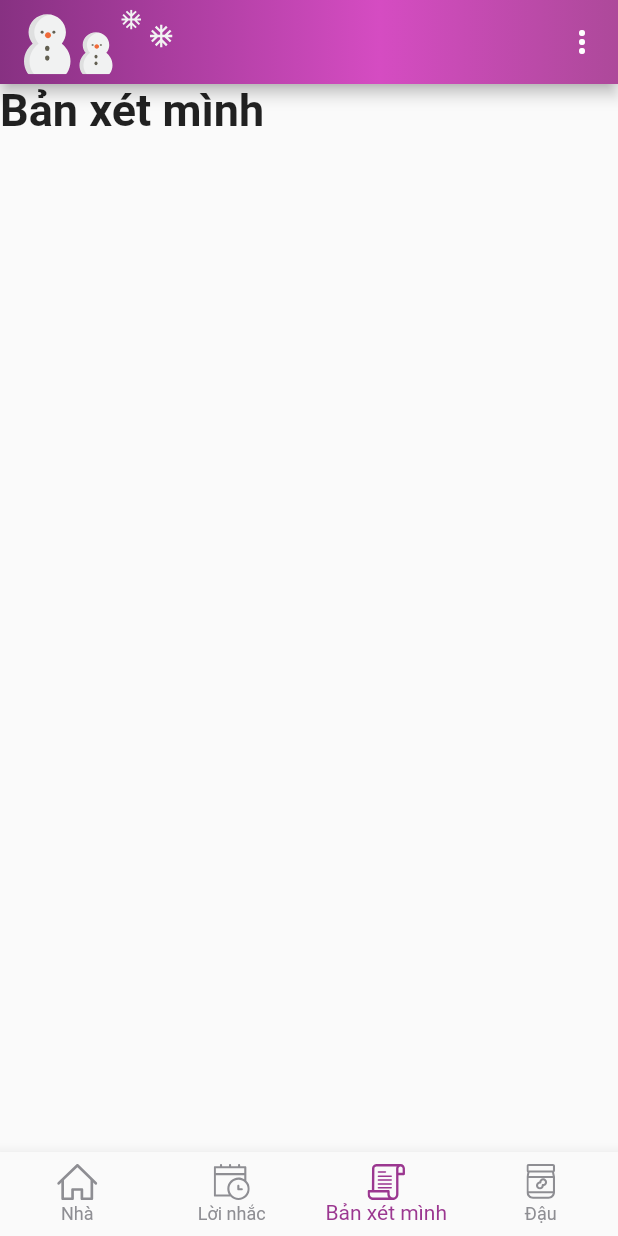
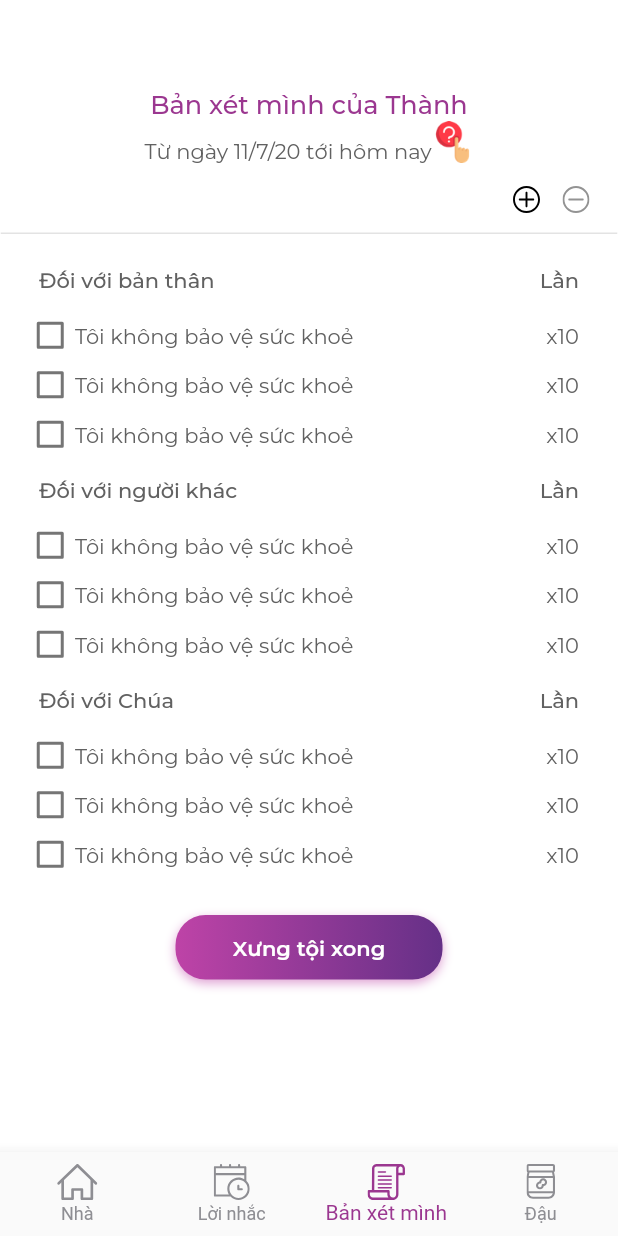
Before and after one commit to trisnguyen1210/Project_AOPT, a Flutter app: the HomeScreen screen opened directly, item 3 of the bottom bar chosen, on a phone screen of 412 x 824 dp. Run offline on Flutter 3.47's test engine with Material 2 defaults, Android fonts, the phone set to English and light mode, and no system bars; drawn by our look-alikes of gradient_widgets; our stand-ins replace flutter_svg, google_fonts, gradient_app_bar.

Commit message:
UI confess list screen

```diff
--- a/lib/main.dart
+++ b/lib/main.dart
@@ -9,14 +9,13 @@
 // ![A scaffold with a bottom navigation bar containing three bottom navigation
 // bar items. The first one is selected.](https://flutter.github.io/assets-for-api-docs/assets/material/bottom_navigation_bar.png)
 
-import 'package:beans/value/gradient.dart';
 import 'package:beans/value/styles.dart';
 import 'package:beans/widget/bar/sliding_menu.dart';
+import 'package:beans/widget/confess_list/confess_list.dart';
 import 'package:beans/widget/registration/registration.dart';
 import 'package:beans/widget/tab/home_tab.dart';
 import 'package:flutter/material.dart';
 import 'package:flutter_svg/flutter_svg.dart';
-import 'package:gradient_app_bar/gradient_app_bar.dart';
 
 import 'generated/r.dart';
 
@@ -51,10 +50,7 @@ class _HomeScreenState extends State<HomeScreen> {
       'Lời nhắc',
       style: optionStyle,
     ),
-    Text(
-      'Bản xét mình',
-      style: optionStyle,
-    ),
+    ConfessList(),
     Text(
       'Đậu',
       style: optionStyle,
@@ -67,46 +63,15 @@ class _HomeScreenState extends State<HomeScreen> {
     });
   }
 
-  final GlobalKey<ScaffoldState> _scaffoldKey = new GlobalKey<ScaffoldState>();
 
   @override
   Widget build(BuildContext context) {
     return Scaffold(
-      key: _scaffoldKey,
-      appBar: createAppbar(),
       body: Container(
         child: _widgetOptions.elementAt(_selectedIndex),
       ),
       endDrawer: SlidingMenu(),
       bottomNavigationBar: createBottomNavigationBar(),
-    );
-  }
-
-  GradientAppBar createAppbar() {
-    return GradientAppBar(
-      centerTitle: false,
-      titleSpacing: 0.0,
-      title: Container(
-        margin: EdgeInsets.only(left: 16),
-        child: SvgPicture.asset(
-          R.ic_snowman,
-          width: 99,
-          height: 43,
-        ),
-      ),
-      gradient: GradientApp.gradientAppbar,
-      automaticallyImplyLeading: false,
-      actions: <Widget>[
-        IconButton(
-          icon: Icon(
-            Icons.more_vert,
-            color: Colors.white,
-          ),
-          onPressed: () {
-            _scaffoldKey.currentState.openEndDrawer();
-          },
-        )
-      ],
     );
   }
 
--- /dev/null
+++ b/lib/widget/confess_list/confess_list.dart
@@ -0,0 +1,281 @@
+import 'package:beans/generated/r.dart';
+import 'package:beans/value/gradient.dart';
+import 'package:beans/value/styles.dart';
+import 'package:flutter/material.dart';
+import 'package:flutter_svg/svg.dart';
+import 'package:gradient_widgets/gradient_widgets.dart';
+
+class ConfessList extends StatefulWidget {
+  ConfessList({Key key}) : super(key: key);
+
+  @override
+  _ConfessListState createState() => _ConfessListState();
+}
+
+class _ConfessListState extends State<ConfessList> {
+  @override
+  Widget build(BuildContext context) {
+    return Scaffold(
+      backgroundColor: Colors.white,
+      body: SingleChildScrollView(
+        child: Column(
+          children: [
+            Padding(
+              padding: EdgeInsets.only(top: 60, bottom: 0, left: 50, right: 50),
+              child: Text('Bản xét mình của Thành',
+                  style: Styles.headingPurple, textAlign: TextAlign.center),
+            ),
+            Padding(
+              padding: EdgeInsets.only(bottom: 15, left: 50, right: 50),
+              child: RichText(
+                text: TextSpan(
+                  children: [
+                    TextSpan(
+                      text: 'Từ ngày 11/7/20 tới hôm nay',
+                      style: Styles.bodyGrey,
+                    ),
+                    WidgetSpan(
+                      child: Image(
+                        image: AssetImage(R.tooltip),
+                        height: 28,
+                        width: 28,
+                      ),
+                    ),
+                  ],
+                ),
+              ),
+            ),
+            Row(
+              mainAxisAlignment: MainAxisAlignment.end,
+              children: [
+                Padding(
+                    padding: EdgeInsets.only(right: 15, bottom: 0),
+                    child: SvgPicture.asset(
+                      R.ic_plus,
+                      width: 18,
+                      height: 18,
+                    )),
+                Padding(
+                    padding: EdgeInsets.only(right: 19),
+                    child: SvgPicture.asset(
+                      R.ic_minus,
+                      width: 18,
+                      height: 18,
+                    )),
+              ],
+            ),
+            createButtonAddDelete(),
+            createListRelation(),
+            createButtonDone()
+          ],
+        ),
+      ),
+    );
+  }
+
+  Widget createButtonAddDelete() {
+    return Padding(
+      padding: EdgeInsets.only(top: 13, bottom: 10),
+      child: Opacity(
+        opacity: 0.2701590401785715,
+        child: Container(
+            height: 1,
+            decoration: BoxDecoration(
+                border: Border.all(color: const Color(0xff979797), width: 1))),
+      ),
+    );
+  }
+
+  Widget createListRelation() {
+    return Padding(
+      padding: EdgeInsets.only(left: 26, right: 26),
+      child: ListView.builder(
+        itemBuilder: (BuildContext context, int index) =>
+            RelationItem(data[index], index, data.length),
+        shrinkWrap: true,
+        physics: const NeverScrollableScrollPhysics(),
+        itemCount: data.length,
+      ),
+    );
+  }
+
+  Widget createButtonDone() {
+    return Padding(
+      padding: EdgeInsets.only(bottom: 20, top: 20),
+      child: GradientButton(
+        increaseWidthBy: 90,
+        increaseHeightBy: 7.0,
+        callback: () {},
+        gradient: GradientApp.gradientButton,
+        child: Text("Xưng tội xong", style: Styles.buttonText),
+      ),
+    );
+  }
+}
+
+class Relation {
+  Relation(this.title, [this.beans = const <Bean>[]]);
+
+  final String title;
+  final List<Bean> beans;
+}
+
+class Bean {
+  Bean(this.title, this.count);
+
+  final String title;
+  final int count;
+}
+
+List<Relation> data = <Relation>[
+  Relation(
+    'Đối với bản thân',
+    <Bean>[
+      Bean('Tôi không bảo vệ sức khoẻ', 10),
+      Bean('Tôi không bảo vệ sức khoẻ', 10),
+      Bean('Tôi không bảo vệ sức khoẻ', 10),
+    ],
+  ),
+  Relation(
+    'Đối với người khác',
+    <Bean>[
+      Bean('Tôi không bảo vệ sức khoẻ', 10),
+      Bean('Tôi không bảo vệ sức khoẻ', 10),
+      Bean('Tôi không bảo vệ sức khoẻ', 10),
+    ],
+  ),
+  Relation(
+    'Đối với Chúa',
+    <Bean>[
+      Bean('Tôi không bảo vệ sức khoẻ', 10),
+      Bean('Tôi không bảo vệ sức khoẻ', 10),
+      Bean('Tôi không bảo vệ sức khoẻ', 10),
+    ],
+  ),
+];
+
+class RelationItem extends StatelessWidget {
+  const RelationItem(this.relation, this.position, this.size);
+
+  final Relation relation;
+  final int position;
+  final int size;
+
+  Widget _buildTiles(Relation root, int position, BuildContext context) {
+    return createParenItem(root, position, context);
+  }
+
+  Widget createParenItem(Relation root, int position, BuildContext context) {
+    return Column(
+      children: [
+        SizedBox(
+            width: double.infinity,
+            child: Padding(
+              padding: EdgeInsets.only(bottom: 12, top: 12),
+              child: Row(
+                mainAxisAlignment: MainAxisAlignment.spaceBetween,
+                children: [
+                  Text(root.title, style: Styles.titleGrey),
+                  Text('Lần', style: Styles.titleGrey),
+                ],
+              ),
+            )),
+        SizedBox(
+          width: double.infinity,
+          child: ListView.builder(
+            itemBuilder: (BuildContext context, int index) =>
+                BeanItem(root.beans[index], index, root.beans.length),
+            shrinkWrap: true,
+            physics: const NeverScrollableScrollPhysics(),
+            itemCount: root.beans.length,
+          ),
+        ),
+      ],
+    );
+  }
+
+  @override
+  Widget build(BuildContext context) {
+    return _buildTiles(relation, position, context);
+  }
+}
+
+class BeanItem extends StatefulWidget {
+  BeanItem(this.bean, this.position, this.size);
+
+  Bean bean;
+  int position;
+  int size;
+
+  @override
+  _BeanItem createState() => _BeanItem(bean, position, size);
+}
+
+class _BeanItem extends State<BeanItem> {
+  _BeanItem(this.bean, this.position, this.size);
+
+  Bean bean;
+  int position;
+  int size;
+  bool monVal = false;
+
+  Widget _buildTiles(Bean root, int position, BuildContext context) {
+    return createChildItem(root, position, context);
+  }
+
+  Widget createChildItem(Bean root, int position, BuildContext context) {
+    return InkWell(
+        onTap: () {
+          setState(() {
+            monVal = !monVal;
+          });
+        },
+        child: Column(
+          children: [
+            SizedBox(
+              width: double.infinity,
+              child: Padding(
+                padding: EdgeInsets.only(bottom: 8, top: 8),
+                child: Row(
+                  mainAxisAlignment: MainAxisAlignment.spaceBetween,
+                  children: [
+                    Row(
+                      children: [
+                        SizedBox(
+                          height: 15.0,
+                          width: 15.0,
+                          child: Checkbox(
+                            value: monVal,
+                            onChanged: (bool value) {
+                              setState(() {
+                                monVal = value; // rebuilds with new value
+                              });
+                            },
+                          ),
+                        ),
+                        Padding(
+                          padding: EdgeInsets.only(left: 9),
+                          child: Text(
+                            root.title,
+                            style: Styles.bodyGrey,
+                          ),
+                        ),
+                      ],
+                    ),
+                    Text(
+                      "x" + root.count.toString(),
+                      style: Styles.bodyGrey,
+                    )
+                  ],
+                ),
+              ),
+            ),
+          ],
+        ));
+  }
+
+  @override
+  Widget build(BuildContext context) {
+    return _buildTiles(bean, position, context);
+  }
+}
--- a/lib/widget/registration/registration.dart
+++ b/lib/widget/registration/registration.dart
@@ -19,7 +19,6 @@ class _RegistrationState extends State<Registration> {
 
   @override
   Widget build(BuildContext context) {
-    SystemChrome.setEnabledSystemUIOverlays([SystemUiOverlay.bottom]);
     return Scaffold(
       backgroundColor: Colors.white,
       body: SingleChildScrollView(
--- a/lib/widget/relation/confess/confess_success.dart
+++ b/lib/widget/relation/confess/confess_success.dart
@@ -2,7 +2,6 @@ import 'package:beans/generated/r.dart';
 import 'package:beans/value/gradient.dart';
 import 'package:beans/value/styles.dart';
 import 'package:flutter/material.dart';
-import 'package:flutter/services.dart';
 import 'package:flutter_svg/svg.dart';
 import 'package:gradient_widgets/gradient_widgets.dart';
 
@@ -18,8 +17,6 @@ class ConfessSuccess extends StatefulWidget {
 class _ConfessSuccessState extends State<ConfessSuccess> {
   @override
   Widget build(BuildContext context) {
-    SystemChrome.setEnabledSystemUIOverlays([SystemUiOverlay.bottom]);
-
     return Scaffold(
       backgroundColor: Colors.white,
       body: SingleChildScrollView(
@@ -28,7 +25,7 @@ class _ConfessSuccessState extends State<ConfessSuccess> {
           crossAxisAlignment: CrossAxisAlignment.center,
           children: [
             Container(
-              margin: EdgeInsets.only(top: 19, right: 19),
+              margin: EdgeInsets.only(top: 40, right: 19),
               child: GestureDetector(
                 onTap: () {
                   Navigator.pushReplacement(
--- a/lib/widget/tab/home_tab.dart
+++ b/lib/widget/tab/home_tab.dart
@@ -3,6 +3,8 @@ import 'package:beans/value/gradient.dart';
 import 'package:beans/value/styles.dart';
 import 'package:beans/widget/relation/relation_list.dart';
 import 'package:flutter/material.dart';
+import 'package:flutter_svg/svg.dart';
+import 'package:gradient_app_bar/gradient_app_bar.dart';
 import 'package:gradient_widgets/gradient_widgets.dart';
 
 class HomeTab extends StatelessWidget {
@@ -12,10 +14,14 @@ class HomeTab extends StatelessWidget {
     R.ic_other_guys,
     R.ic_god
   ];
+  final GlobalKey<ScaffoldState> _scaffoldKey = new GlobalKey<ScaffoldState>();
 
   @override
   Widget build(BuildContext context) {
-    return SingleChildScrollView(
+    return Scaffold(
+      key: _scaffoldKey,
+      appBar: createAppbar(),
+      body: SingleChildScrollView(
         child: Column(
           children: [
             titleTop(),
@@ -27,6 +33,35 @@ class HomeTab extends StatelessWidget {
             anotherChallengeText(),
           ],
         ),
+      ),
+    );
+  }
+
+  GradientAppBar createAppbar() {
+    return GradientAppBar(
+      centerTitle: false,
+      titleSpacing: 0.0,
+      title: Container(
+        margin: EdgeInsets.only(left: 16),
+        child: SvgPicture.asset(
+          R.ic_snowman,
+          width: 99,
+          height: 43,
+        ),
+      ),
+      gradient: GradientApp.gradientAppbar,
+      automaticallyImplyLeading: false,
+      actions: <Widget>[
+        IconButton(
+          icon: Icon(
+            Icons.more_vert,
+            color: Colors.white,
+          ),
+          onPressed: () {
+            _scaffoldKey.currentState.openEndDrawer();
+          },
+        )
+      ],
     );
   }
 
@@ -39,8 +74,7 @@ class HomeTab extends StatelessWidget {
           callback: () {},
           gradient: GradientApp.gradientButton,
           child: Text("Chấp nhận thử thách", style: Styles.buttonText),
-        )
-    );
+        ));
   }
 
   Widget divider() {
@@ -83,11 +117,10 @@ class HomeTab extends StatelessWidget {
   }
 
   Widget getItemRelation(int index, BuildContext context) {
-    return
-
-      GestureDetector(
+    return GestureDetector(
         onTap: () {
-            Navigator.push(context,
+          Navigator.push(
+            context,
             MaterialPageRoute(builder: (context) => RelationList()),
           );
         },
@@ -102,11 +135,10 @@ class HomeTab extends StatelessWidget {
             ),
             Padding(
                 padding: const EdgeInsets.only(top: 18),
-                  child: Text(
-                      listRelation[index], style: Styles.textStyleRelation))
+                child:
+                    Text(listRelation[index], style: Styles.textStyleRelation))
           ],
-          )
-      );
+        ));
   }
 
   Column titleTop() {
```
Lines whose indentation alone changed are shown as unchanged.
